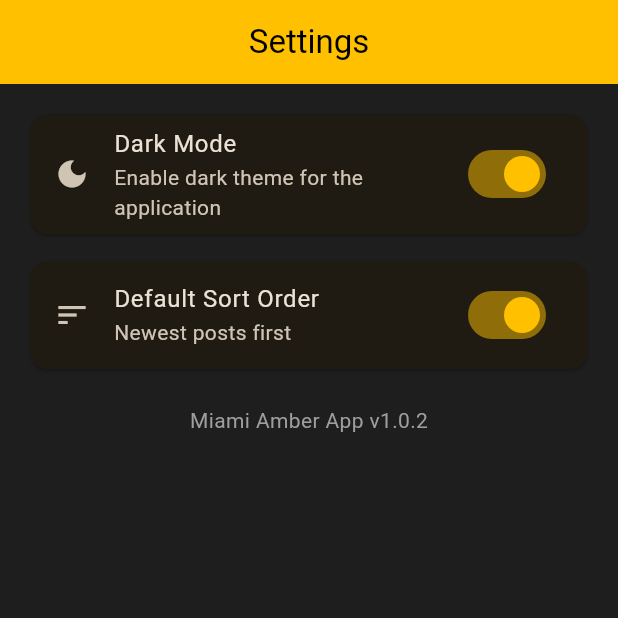
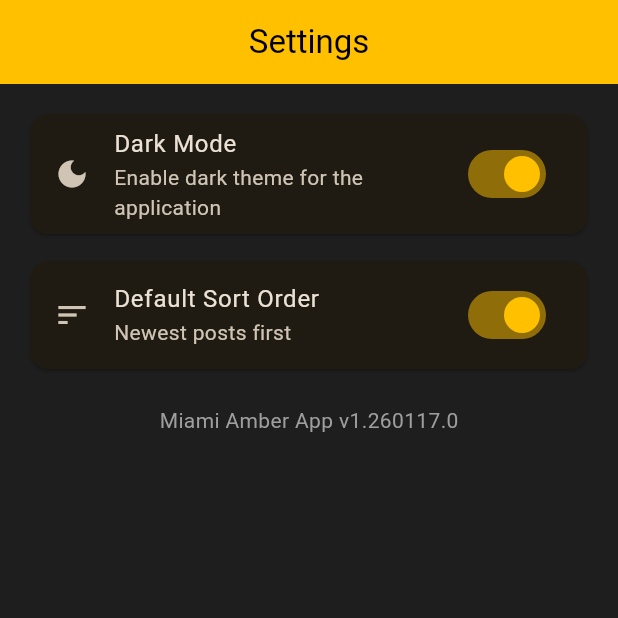
Before and after one commit to szymanp135/MiamiAmberFrontendFlutter, a Flutter app: the screen it shows after launch, item 5 of the bottom bar chosen, on a phone screen of 412 x 824 dp, the top half of it. Run offline on Flutter 3.47's test engine with Material 3 defaults, Android fonts, the phone set to English and light mode, and no system bars; our stand-ins replace html_unescape, shared_preferences; network calls fail.

Commit message:
adjusted displayed version

```diff
--- a/lib/page_settings.dart
+++ b/lib/page_settings.dart
@@ -44,7 +44,7 @@ class SettingsScreen extends StatelessWidget {
                 ),
               ),
               const SizedBox(height: 20),
-              const Center(child: Text("Miami Amber App v1.0.2", style: TextStyle(color: Colors.grey))),
+              const Center(child: Text("Miami Amber App v1.260117.0", style: TextStyle(color: Colors.grey))),
             ],
           ),
         ),
```
